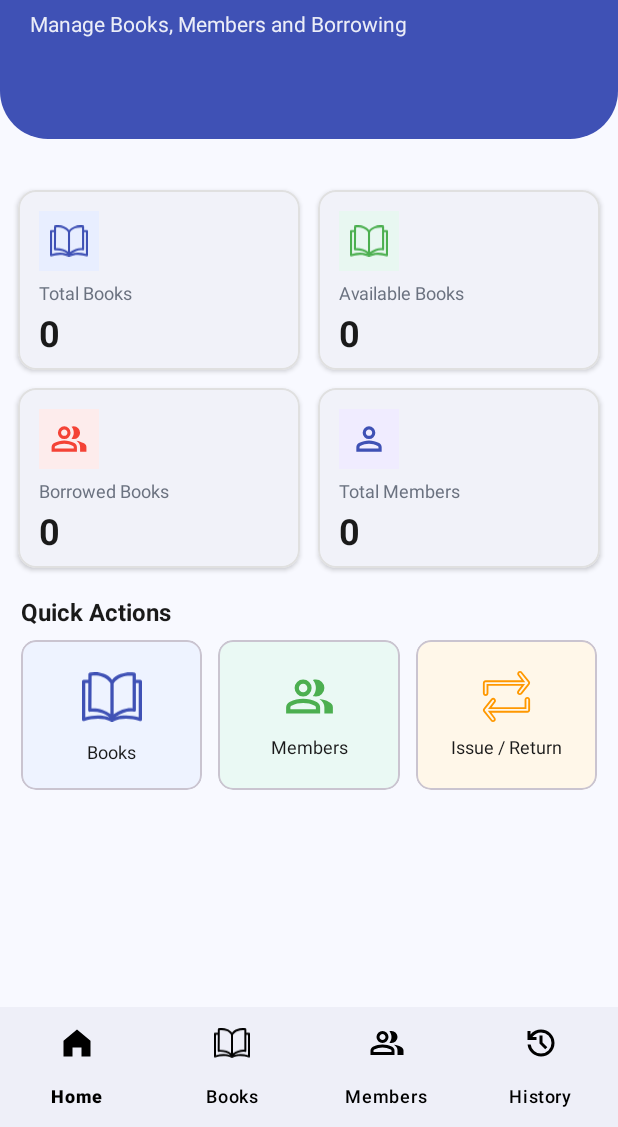
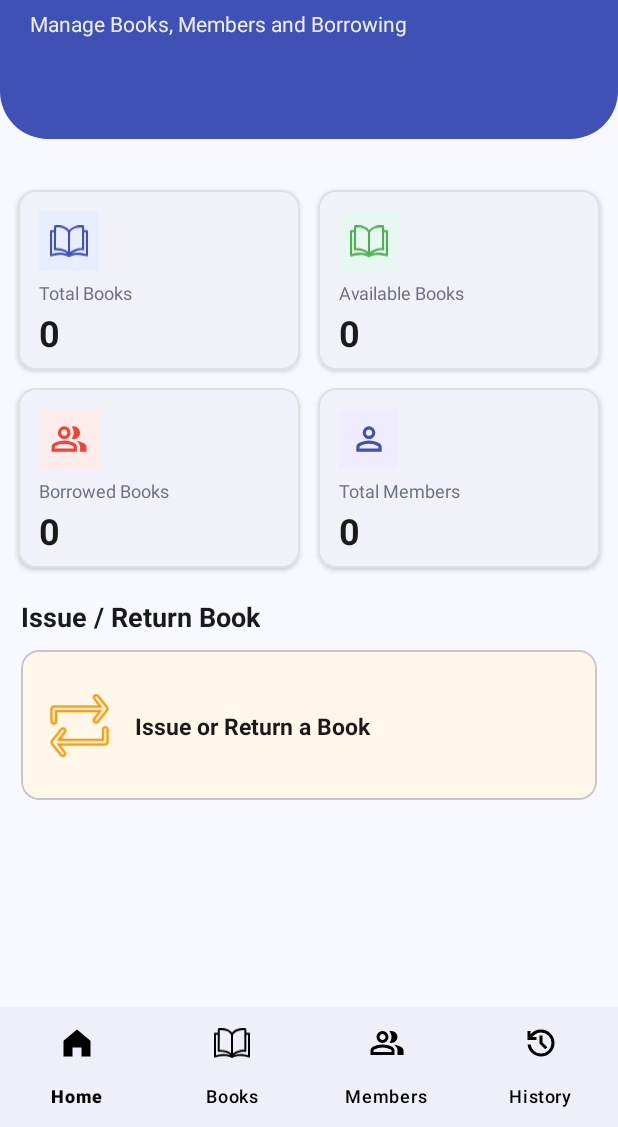
Before and after one commit to DanishShabbir-110/LibraryApp, an Android app: the screen it shows after launch (MainActivity), on a phone screen of 412 x 824 dp, the part 109-1236 px from its top. Run offline under Robolectric (Android 15) with nearby library versions, the phone set to English and light mode, and no system bars; our stand-ins replace Dagger/Hilt's generated code, Room's generated code, navigation-ui.

Commit message:
Make some changes for better UI Experience. Also Update the Navigation between fragments.

```diff
--- a/app/src/main/java/com/example/libraryapp/presentation/dashboard/DashboardFragment.kt
+++ b/app/src/main/java/com/example/libraryapp/presentation/dashboard/DashboardFragment.kt
@@ -46,14 +46,6 @@ class DashboardFragment : Fragment() {
     }
 
     private fun setupActionListeners() {
-        binding.clBooks.setOnClickListener {
-            val bundle = Bundle().apply { putBoolean("showBackArrow", true) }
-            findNavController().navigate(R.id.nav_books,bundle)
-        }
-        binding.clMembers.setOnClickListener {
-            val bundle = Bundle().apply { putBoolean("showBackArrow", true) }
-            findNavController().navigate(R.id.nav_members,bundle)
-        }
         binding.clIssueReturn.setOnClickListener {
             findNavController().navigate(R.id.issueReturnBookFragment)
         }
--- a/app/src/main/java/com/example/libraryapp/presentation/issue_return/IssueReturnBookFragment.kt
+++ b/app/src/main/java/com/example/libraryapp/presentation/issue_return/IssueReturnBookFragment.kt
@@ -140,7 +140,7 @@ class IssueReturnBookFragment : Fragment() {
                             requireContext(), state.successMessage, Toast.LENGTH_SHORT
                         ).show()
                         val bundle = Bundle().apply { putBoolean("showBackArrow",true) }
-                       findNavController().navigate(com.example.libraryapp.R.id.borrowHistoryFragment,bundle)
+                       findNavController().navigate(com.example.libraryapp.R.id.nav_history,bundle)
                         viewModel.clearForm()
                         viewModel.clearSuccess()
                     }
--- a/app/src/main/res/layout/fragment_dashboard.xml
+++ b/app/src/main/res/layout/fragment_dashboard.xml
@@ -1,5 +1,7 @@
 <?xml version="1.0" encoding="utf-8"?>
-<androidx.core.widget.NestedScrollView xmlns:android="http://schemas.android.com/apk/res/android"
+
+<androidx.core.widget.NestedScrollView
+    xmlns:android="http://schemas.android.com/apk/res/android"
     xmlns:app="http://schemas.android.com/apk/res-auto"
     xmlns:tools="http://schemas.android.com/tools"
     android:layout_width="match_parent"
@@ -48,6 +50,8 @@
             app:layout_constraintEnd_toEndOf="@id/tvHeader"
             app:layout_constraintStart_toStartOf="@id/tvHeader"
             app:layout_constraintTop_toBottomOf="@id/tvHeader" />
+
+        <!-- Total Books -->
 
         <com.google.android.material.card.MaterialCardView
             android:id="@+id/cardTotalBooks"
@@ -111,6 +115,8 @@
 
         </com.google.android.material.card.MaterialCardView>
 
+        <!-- Available Books -->
+
         <com.google.android.material.card.MaterialCardView
             android:id="@+id/cardAvailableBooks"
             android:layout_width="0dp"
@@ -171,6 +177,8 @@
             </androidx.constraintlayout.widget.ConstraintLayout>
 
         </com.google.android.material.card.MaterialCardView>
+
+        <!-- Borrowed Books -->
 
         <com.google.android.material.card.MaterialCardView
             android:id="@+id/cardBorrowedBooks"
@@ -234,6 +242,8 @@
 
         </com.google.android.material.card.MaterialCardView>
 
+        <!-- Total Members -->
+
         <com.google.android.material.card.MaterialCardView
             android:id="@+id/cardTotalMembers"
             android:layout_width="0dp"
@@ -295,162 +305,70 @@
 
         </com.google.android.material.card.MaterialCardView>
 
+        <!-- Issue / Return Heading -->
+
         <TextView
-            android:id="@+id/tvQuickActionTitle"
+            android:id="@+id/tvIssueReturnTitle"
             android:layout_width="wrap_content"
             android:layout_height="wrap_content"
             android:layout_marginStart="14dp"
-            android:layout_marginTop="18dp"
-            android:text="Quick Actions"
+            android:layout_marginTop="20dp"
+            android:text="Issue / Return Book"
             android:textColor="@color/text_primary"
-            android:textSize="16sp"
+            android:textSize="18sp"
             android:textStyle="bold"
             app:layout_constraintStart_toStartOf="parent"
             app:layout_constraintTop_toBottomOf="@id/cardBorrowedBooks" />
 
-        <com.google.android.material.card.MaterialCardView
-            android:id="@+id/cardBooks"
-            android:layout_width="0dp"
-            android:layout_height="100dp"
-            android:layout_marginStart="14dp"
-            android:layout_marginTop="8dp"
-            android:layout_marginEnd="5dp"
-            android:clickable="true"
-            android:focusable="true"
-            app:cardBackgroundColor="#EEF3FF"
-            app:cardCornerRadius="10dp"
-            app:cardElevation="0dp"
-            app:layout_constraintEnd_toStartOf="@id/cardMembers"
-            app:layout_constraintStart_toStartOf="parent"
-            app:layout_constraintTop_toBottomOf="@id/tvQuickActionTitle">
-
-            <androidx.constraintlayout.widget.ConstraintLayout
-                android:id="@+id/clBooks"
-                android:layout_width="match_parent"
-                android:layout_height="match_parent">
-
-                <ImageView
-                    android:id="@+id/ivBooksAction"
-                    android:layout_width="40dp"
-                    android:layout_height="40dp"
-                    android:src="@drawable/iv_books"
-                    app:layout_constraintBottom_toTopOf="@id/tvBooksAction"
-                    app:layout_constraintEnd_toEndOf="parent"
-                    app:layout_constraintStart_toStartOf="parent"
-                    app:layout_constraintTop_toTopOf="parent"
-                    app:layout_constraintVertical_chainStyle="packed"
-                    app:tint="@color/primary" />
-
-                <TextView
-                    android:id="@+id/tvBooksAction"
-                    android:layout_width="wrap_content"
-                    android:layout_height="wrap_content"
-                    android:layout_marginTop="8dp"
-                    android:text="Books"
-                    android:textColor="@color/text_primary"
-                    android:textSize="12sp"
-                    app:layout_constraintBottom_toBottomOf="parent"
-                    app:layout_constraintEnd_toEndOf="parent"
-                    app:layout_constraintStart_toStartOf="parent"
-                    app:layout_constraintTop_toBottomOf="@id/ivBooksAction" />
-
-            </androidx.constraintlayout.widget.ConstraintLayout>
-
-        </com.google.android.material.card.MaterialCardView>
-
-        <com.google.android.material.card.MaterialCardView
-            android:id="@+id/cardMembers"
-            android:layout_width="0dp"
-            android:layout_height="100dp"
-            android:layout_marginStart="5dp"
-            android:layout_marginEnd="5dp"
-            android:clickable="true"
-            android:focusable="true"
-            app:cardBackgroundColor="#EAF9F4"
-            app:cardCornerRadius="10dp"
-            app:cardElevation="0dp"
-            app:layout_constraintEnd_toStartOf="@id/cardIssueReturn"
-            app:layout_constraintStart_toEndOf="@id/cardBooks"
-            app:layout_constraintTop_toTopOf="@id/cardBooks">
-
-            <androidx.constraintlayout.widget.ConstraintLayout
-                android:id="@+id/clMembers"
-                android:layout_width="match_parent"
-                android:layout_height="match_parent">
-
-                <ImageView
-                    android:id="@+id/ivMembersAction"
-                    android:layout_width="34dp"
-                    android:layout_height="34dp"
-                    android:src="@drawable/iv_members"
-                    app:layout_constraintBottom_toTopOf="@id/tvMembersAction"
-                    app:layout_constraintEnd_toEndOf="parent"
-                    app:layout_constraintStart_toStartOf="parent"
-                    app:layout_constraintTop_toTopOf="parent"
-                    app:layout_constraintVertical_chainStyle="packed"
-                    app:tint="@color/success" />
-
-                <TextView
-                    android:id="@+id/tvMembersAction"
-                    android:layout_width="wrap_content"
-                    android:layout_height="wrap_content"
-                    android:layout_marginTop="8dp"
-                    android:text="Members"
-                    android:textColor="@color/text_primary"
-                    android:textSize="12sp"
-                    app:layout_constraintBottom_toBottomOf="parent"
-                    app:layout_constraintEnd_toEndOf="parent"
-                    app:layout_constraintStart_toStartOf="parent"
-                    app:layout_constraintTop_toBottomOf="@id/ivMembersAction" />
-
-            </androidx.constraintlayout.widget.ConstraintLayout>
-
-        </com.google.android.material.card.MaterialCardView>
+        <!-- Single Issue / Return Action -->
 
         <com.google.android.material.card.MaterialCardView
             android:id="@+id/cardIssueReturn"
             android:layout_width="0dp"
             android:layout_height="100dp"
-            android:layout_marginStart="5dp"
+            android:layout_marginStart="14dp"
+            android:layout_marginTop="10dp"
             android:layout_marginEnd="14dp"
             android:clickable="true"
             android:focusable="true"
+            android:foreground="?attr/selectableItemBackground"
             app:cardBackgroundColor="#FFF7E9"
-            app:cardCornerRadius="10dp"
+            app:cardCornerRadius="12dp"
             app:cardElevation="0dp"
             app:layout_constraintEnd_toEndOf="parent"
-            app:layout_constraintStart_toEndOf="@id/cardMembers"
-            app:layout_constraintTop_toTopOf="@id/cardBooks">
+            app:layout_constraintStart_toStartOf="parent"
+            app:layout_constraintTop_toBottomOf="@id/tvIssueReturnTitle">
 
             <androidx.constraintlayout.widget.ConstraintLayout
                 android:id="@+id/clIssueReturn"
                 android:layout_width="match_parent"
-                android:layout_height="match_parent">
+                android:layout_height="match_parent"
+                android:paddingStart="18dp"
+                android:paddingEnd="18dp">
 
                 <ImageView
                     android:id="@+id/ivIssueReturn"
-                    android:layout_width="34dp"
-                    android:layout_height="34dp"
+                    android:layout_width="42dp"
+                    android:layout_height="42dp"
                     android:src="@drawable/iv_issue_return"
-                    app:layout_constraintBottom_toTopOf="@id/tvIssueReturn"
-                    app:layout_constraintEnd_toEndOf="parent"
+                    app:layout_constraintBottom_toBottomOf="parent"
                     app:layout_constraintStart_toStartOf="parent"
                     app:layout_constraintTop_toTopOf="parent"
-                    app:layout_constraintVertical_chainStyle="packed"
                     app:tint="@color/warning" />
 
                 <TextView
                     android:id="@+id/tvIssueReturn"
-                    android:layout_width="wrap_content"
+                    android:layout_width="0dp"
                     android:layout_height="wrap_content"
-                    android:layout_marginTop="8dp"
-                    android:text="Issue / Return"
+                    android:layout_marginStart="16dp"
+                    android:text="Issue or Return a Book"
                     android:textColor="@color/text_primary"
-                    android:textSize="12sp"
-                    app:layout_constraintBottom_toBottomOf="parent"
+                    android:textSize="15sp"
+                    android:textStyle="bold"
+                    app:layout_constraintBottom_toBottomOf="@id/ivIssueReturn"
                     app:layout_constraintEnd_toEndOf="parent"
-                    app:layout_constraintStart_toStartOf="parent"
-                    app:layout_constraintTop_toBottomOf="@id/ivIssueReturn" />
+                    app:layout_constraintStart_toEndOf="@id/ivIssueReturn"
+                    app:layout_constraintTop_toTopOf="@id/ivIssueReturn" />
 
             </androidx.constraintlayout.widget.ConstraintLayout>
 
@@ -459,13 +377,12 @@
         <View
             android:id="@+id/bottomSpace"
             android:layout_width="1dp"
-            android:layout_height="16dp"
+            android:layout_height="24dp"
             app:layout_constraintBottom_toBottomOf="parent"
             app:layout_constraintEnd_toEndOf="parent"
             app:layout_constraintStart_toStartOf="parent"
-            app:layout_constraintTop_toBottomOf="@id/cardBooks" />
+            app:layout_constraintTop_toBottomOf="@id/cardIssueReturn" />
 
     </androidx.constraintlayout.widget.ConstraintLayout>
 
-
 </androidx.core.widget.NestedScrollView>
--- a/app/src/main/res/navigation/bottom_nav_graph.xml
+++ b/app/src/main/res/navigation/bottom_nav_graph.xml
@@ -40,7 +40,7 @@
     </fragment>
 
     <fragment
-        android:id="@+id/borrowHistoryFragment"
+        android:id="@+id/nav_history"
         android:name="com.example.libraryapp.presentation.history.BorrowingHistoryFragment"
         android:label="History"
         tools:layout="@layout/fragment_browsing_history">
--- a/gradle/libs.versions.toml
+++ b/gradle/libs.versions.toml
@@ -1,5 +1,5 @@
 [versions]
-agp = "9.3.1"
+agp = "9.3.2"
 ksp = "2.3.10"
 hilt = "2.60.1"
 
```
